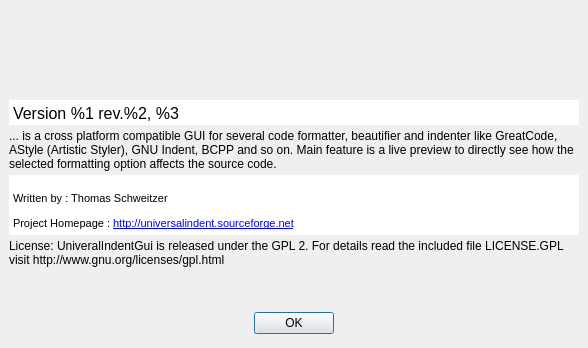
Above: src/aboutdialog.ui from danblakemore/universal-indent-gui before the change. Below: the same form after it.
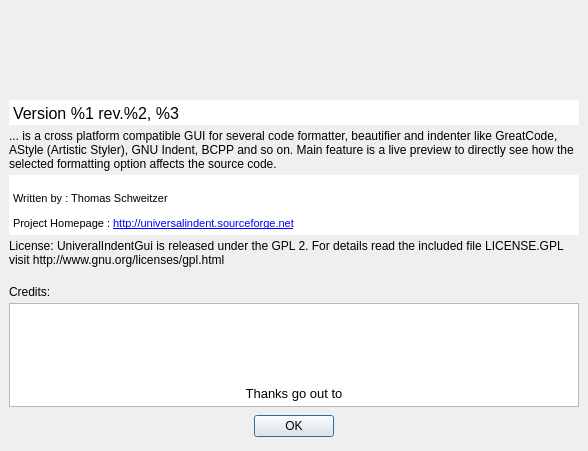
That is the form after the change. Icons and pictures are not drawn.

Commit message: http://universalindent.sf.net/issue/1734004 Added a credits scroller to the about dialog.

```diff
--- a/src/aboutdialog.ui
+++ b/src/aboutdialog.ui
@@ -6,7 +6,7 @@
     <x>0</x>
     <y>0</y>
     <width>588</width>
-    <height>348</height>
+    <height>451</height>
    </rect>
   </property>
   <property name="sizePolicy" >
@@ -158,17 +158,58 @@
     </widget>
    </item>
    <item>
-    <spacer>
-     <property name="orientation" >
-      <enum>Qt::Vertical</enum>
+    <widget class="QLabel" name="creditsLabel" >
+     <property name="text" >
+      <string>
+Credits:</string>
      </property>
-     <property name="sizeHint" >
-      <size>
-       <width>20</width>
-       <height>40</height>
-      </size>
+    </widget>
+   </item>
+   <item>
+    <widget class="QTextBrowser" name="creditsTextBrowser" >
+     <property name="verticalScrollBarPolicy" >
+      <enum>Qt::ScrollBarAlwaysOff</enum>
      </property>
-    </spacer>
+     <property name="html" >
+      <string>&lt;html>&lt;head>&lt;meta name="qrichtext" content="1" />&lt;style type="text/css">
+p, li { white-space: pre-wrap; }
+&lt;/style>&lt;/head>&lt;body style=" font-family:'MS Shell Dlg 2'; font-size:8.25pt; font-weight:400; font-style:normal; text-decoration:none;">
+&lt;p align="center" style="-qt-paragraph-type:empty; margin-top:0px; margin-bottom:0px; margin-left:0px; margin-right:0px; -qt-block-indent:0; text-indent:0px; font-size:8pt;">&lt;/p>
+&lt;p align="center" style="-qt-paragraph-type:empty; margin-top:0px; margin-bottom:0px; margin-left:0px; margin-right:0px; -qt-block-indent:0; text-indent:0px; font-size:8pt;">&lt;/p>
+&lt;p align="center" style="-qt-paragraph-type:empty; margin-top:0px; margin-bottom:0px; margin-left:0px; margin-right:0px; -qt-block-indent:0; text-indent:0px; font-size:8pt;">&lt;/p>
+&lt;p align="center" style="-qt-paragraph-type:empty; margin-top:0px; margin-bottom:0px; margin-left:0px; margin-right:0px; -qt-block-indent:0; text-indent:0px; font-size:8pt;">&lt;/p>
+&lt;p align="center" style="-qt-paragraph-type:empty; margin-top:0px; margin-bottom:0px; margin-left:0px; margin-right:0px; -qt-block-indent:0; text-indent:0px; font-size:8pt;">&lt;/p>
+&lt;p align="center" style="-qt-paragraph-type:empty; margin-top:0px; margin-bottom:0px; margin-left:0px; margin-right:0px; -qt-block-indent:0; text-indent:0px; font-size:8pt;">&lt;/p>
+&lt;p align="center" style=" margin-top:0px; margin-bottom:0px; margin-left:0px; margin-right:0px; -qt-block-indent:0; text-indent:0px; font-size:8pt;">&lt;span style=" font-size:10pt;">Thanks go out to&lt;/span>&lt;/p>
+&lt;p align="center" style="-qt-paragraph-type:empty; margin-top:0px; margin-bottom:0px; margin-left:0px; margin-right:0px; -qt-block-indent:0; text-indent:0px; font-size:10pt;">&lt;/p>
+&lt;p align="center" style=" margin-top:0px; margin-bottom:0px; margin-left:0px; margin-right:0px; -qt-block-indent:0; text-indent:0px; font-size:8pt;">&lt;span style=" font-weight:600;">Nelson Tai&lt;/span> for chinese translation, good ideas and always fast answers.&lt;/p>
+&lt;p align="center" style="-qt-paragraph-type:empty; margin-top:0px; margin-bottom:0px; margin-left:0px; margin-right:0px; -qt-block-indent:0; text-indent:0px; font-size:8pt;">&lt;/p>
+&lt;p align="center" style=" margin-top:0px; margin-bottom:0px; margin-left:0px; margin-right:0px; -qt-block-indent:0; text-indent:0px; font-size:8pt;">&lt;span style=" font-weight:600;">Riverbank&lt;/span> for their Scinitlla Qt wrapper QScintilla.&lt;/p>
+&lt;p align="center" style="-qt-paragraph-type:empty; margin-top:0px; margin-bottom:0px; margin-left:0px; margin-right:0px; -qt-block-indent:0; text-indent:0px; font-size:8pt;">&lt;/p>
+&lt;p align="center" style=" margin-top:0px; margin-bottom:0px; margin-left:0px; margin-right:0px; -qt-block-indent:0; text-indent:0px; font-size:8pt;">The &lt;span style=" font-weight:600;">Artistic Styler&lt;/span> project.&lt;/p>
+&lt;p align="center" style="-qt-paragraph-type:empty; margin-top:0px; margin-bottom:0px; margin-left:0px; margin-right:0px; -qt-block-indent:0; text-indent:0px; font-size:8pt;">&lt;/p>
+&lt;p align="center" style=" margin-top:0px; margin-bottom:0px; margin-left:0px; margin-right:0px; -qt-block-indent:0; text-indent:0px; font-size:8pt;">The &lt;span style=" font-weight:600;">BCPP &lt;/span>project.&lt;/p>
+&lt;p align="center" style="-qt-paragraph-type:empty; margin-top:0px; margin-bottom:0px; margin-left:0px; margin-right:0px; -qt-block-indent:0; text-indent:0px; font-size:8pt;">&lt;/p>
+&lt;p align="center" style=" margin-top:0px; margin-bottom:0px; margin-left:0px; margin-right:0px; -qt-block-indent:0; text-indent:0px; font-size:8pt;">The &lt;span style=" font-weight:600;">GNU Indent &lt;/span>project.&lt;/p>
+&lt;p align="center" style="-qt-paragraph-type:empty; margin-top:0px; margin-bottom:0px; margin-left:0px; margin-right:0px; -qt-block-indent:0; text-indent:0px; font-size:8pt;">&lt;/p>
+&lt;p align="center" style=" margin-top:0px; margin-bottom:0px; margin-left:0px; margin-right:0px; -qt-block-indent:0; text-indent:0px; font-size:8pt;">The &lt;span style=" font-weight:600;">GreatCode &lt;/span>project.&lt;/p>
+&lt;p align="center" style="-qt-paragraph-type:empty; margin-top:0px; margin-bottom:0px; margin-left:0px; margin-right:0px; -qt-block-indent:0; text-indent:0px; font-size:8pt;">&lt;/p>
+&lt;p align="center" style=" margin-top:0px; margin-bottom:0px; margin-left:0px; margin-right:0px; -qt-block-indent:0; text-indent:0px; font-size:8pt;">The &lt;span style=" font-weight:600;">HTML Tidy &lt;/span>project.&lt;/p>
+&lt;p align="center" style="-qt-paragraph-type:empty; margin-top:0px; margin-bottom:0px; margin-left:0px; margin-right:0px; -qt-block-indent:0; text-indent:0px; font-size:8pt;">&lt;/p>
+&lt;p align="center" style=" margin-top:0px; margin-bottom:0px; margin-left:0px; margin-right:0px; -qt-block-indent:0; text-indent:0px; font-size:8pt;">The &lt;span style=" font-weight:600;">Uncrustify &lt;/span>project, specially &lt;span style=" font-weight:600;">Ben Gardner&lt;/span>.&lt;/p>
+&lt;p align="center" style="-qt-paragraph-type:empty; margin-top:0px; margin-bottom:0px; margin-left:0px; margin-right:0px; -qt-block-indent:0; text-indent:0px; font-size:8pt;">&lt;/p>
+&lt;p align="center" style=" margin-top:0px; margin-bottom:0px; margin-left:0px; margin-right:0px; -qt-block-indent:0; text-indent:0px; font-size:8pt;">&lt;span style=" font-weight:600;">Nirvash&lt;/span> for the japanese translation.&lt;/p>
+&lt;p align="center" style="-qt-paragraph-type:empty; margin-top:0px; margin-bottom:0px; margin-left:0px; margin-right:0px; -qt-block-indent:0; text-indent:0px; font-size:8pt;">&lt;/p>
+&lt;p align="center" style=" margin-top:0px; margin-bottom:0px; margin-left:0px; margin-right:0px; -qt-block-indent:0; text-indent:0px; font-size:8pt;">The &lt;span style=" font-weight:600;">Tango Project&lt;/span> for their icons.&lt;/p>
+&lt;p align="center" style="-qt-paragraph-type:empty; margin-top:0px; margin-bottom:0px; margin-left:0px; margin-right:0px; -qt-block-indent:0; text-indent:0px; font-size:8pt;">&lt;/p>
+&lt;p align="center" style=" margin-top:0px; margin-bottom:0px; margin-left:0px; margin-right:0px; -qt-block-indent:0; text-indent:0px; font-size:8pt;">&lt;span style=" font-weight:600;">famfamfam&lt;/span> for the flag icons.&lt;/p>
+&lt;p align="center" style="-qt-paragraph-type:empty; margin-top:0px; margin-bottom:0px; margin-left:0px; margin-right:0px; -qt-block-indent:0; text-indent:0px; font-size:8pt;">&lt;/p>
+&lt;p align="center" style=" margin-top:0px; margin-bottom:0px; margin-left:0px; margin-right:0px; -qt-block-indent:0; text-indent:0px; font-size:8pt;">&lt;span style=" font-weight:600;">Trolltech&lt;/span> for their Qt.&lt;/p>
+&lt;p align="center" style="-qt-paragraph-type:empty; margin-top:0px; margin-bottom:0px; margin-left:0px; margin-right:0px; -qt-block-indent:0; text-indent:0px; font-size:8pt;">&lt;/p>
+&lt;p align="center" style=" margin-top:0px; margin-bottom:0px; margin-left:0px; margin-right:0px; -qt-block-indent:0; text-indent:0px; font-size:8pt;">&lt;span style=" font-size:10pt;">My girlfriend for putting my head right and not sit all the time in front of my computer ;-)&lt;/span>&lt;/p>
+&lt;p style=" margin-top:12px; margin-bottom:12px; margin-left:0px; margin-right:0px; -qt-block-indent:0; text-indent:0px; font-size:8pt;"> &lt;/p>&lt;/body>&lt;/html></string>
+     </property>
+    </widget>
    </item>
    <item>
     <layout class="QHBoxLayout" >
```
Left out of the diff: 13 changed lines with no effect on the pictures. The commit also changes 2 other files.
